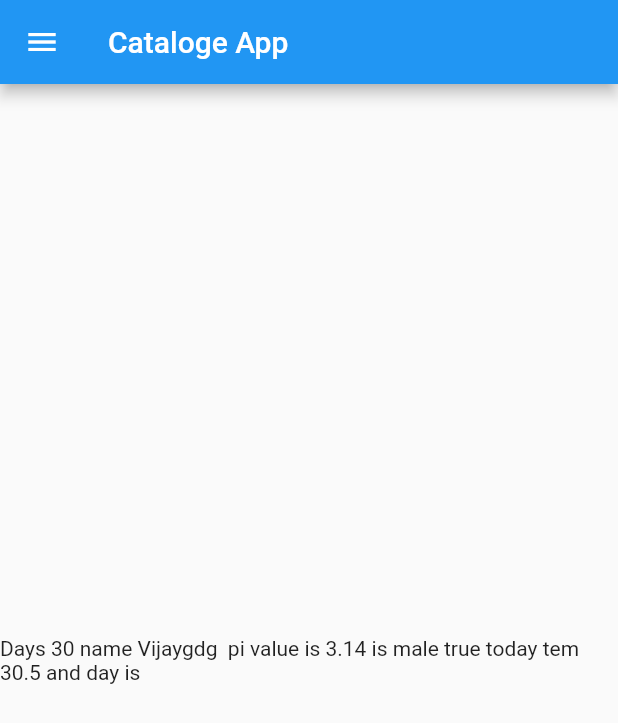
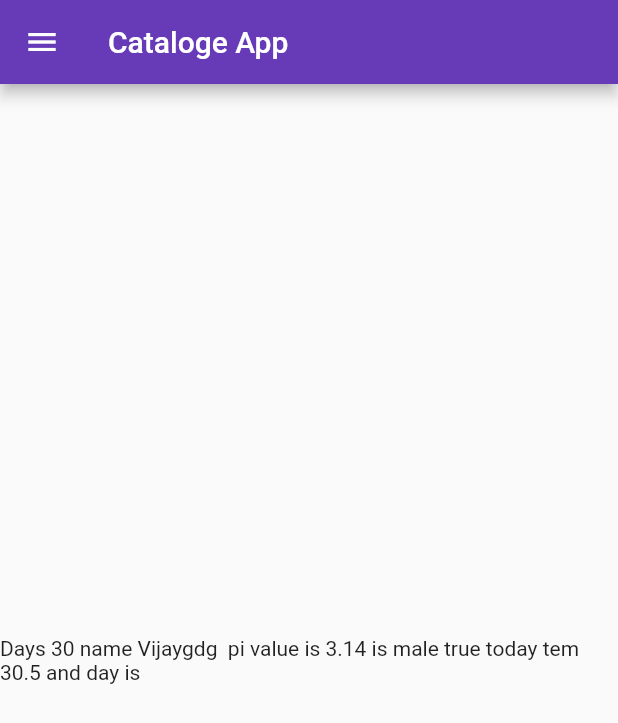
Before and after one commit to vijaylodhi/flutter_demo, a Flutter app: the screen it shows after launch, on a phone screen of 412 x 824 dp. Shown: the top 723 px of the screen. Run offline on Flutter 3.47's test engine with Material 2 defaults, Android fonts, the phone set to English and light mode, and no system bars.

Commit message:
day3 completed

```diff
--- a/lib/main.dart
+++ b/lib/main.dart
@@ -1,6 +1,7 @@
 import 'package:flutter/material.dart';
-import 'package:flutter_demo/home_page.dart';
-import 'package:flutter_demo/home_page.dart';
+import 'package:flutter_demo/pages/home_page.dart';
+import 'package:flutter_demo/pages/home_page.dart';
+import 'package:flutter_demo/pages/login_page.dart';
 
 void main() {
   runApp(MyApp());
@@ -10,7 +11,16 @@ class MyApp extends StatelessWidget {
   @override
   Widget build(BuildContext context) {
     return MaterialApp(
-      home: HomePage(),
+      //  home: HomePage(),
+      themeMode: ThemeMode.light,
+      theme: ThemeData(primarySwatch: Colors.deepPurple),
+      darkTheme: ThemeData(brightness: Brightness.dark),
+      initialRoute: "/home",
+      routes: {
+        "/": (context) => LoginPage(),
+        "/home": (context) => HomePage(),
+        "/login": (context) => LoginPage(),
+      },
     );
   }
 }
--- a/lib/home_page.dart
+++ b/lib/pages/home_page.dart
@@ -14,6 +14,7 @@ class HomePage extends StatelessWidget {
 
   @override
   Widget build(BuildContext context) {
+
     return Scaffold(
       appBar: AppBar(
         title: Text("Cataloge App"),
@@ -25,4 +26,6 @@ class HomePage extends StatelessWidget {
       drawer: Drawer(),
     );
   }
+
+  bringvegetable({@required bool thalia=false, int rupees=100}) {}
 }
```
Also changed, not shown: lib/pages/login_page.dart (added, +20 -0 lines).
